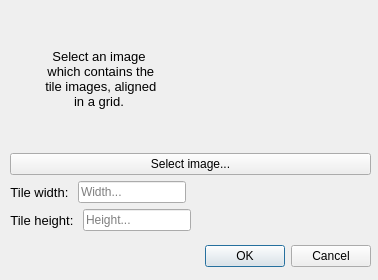
This is src/ui/tileset/tileset_dialog.ui in albin-johansson/tactile as Qt 5 draws it before an edit. The edited form follows.
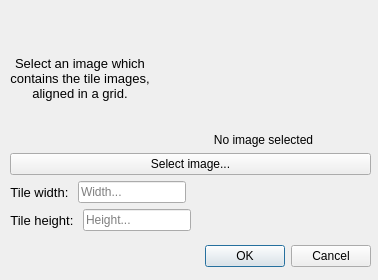
This is the edited form. Icons and pictures are not drawn.

Commit message: Improve tileset dialog

Patch:
```diff
--- a/src/ui/tileset/tileset_dialog.ui
+++ b/src/ui/tileset/tileset_dialog.ui
@@ -56,10 +56,9 @@
          </font>
         </property>
         <property name="text">
-         <string>Select an image
- which contains the
- tile images, aligned
-in a grid.</string>
+         <string>Select an image which
+contains the tile images,
+aligned in a grid.</string>
         </property>
         <property name="alignment">
          <set>Qt::AlignCenter</set>
@@ -70,7 +69,15 @@
        </widget>
       </item>
       <item>
+       <layout class="QGridLayout" name="gridLayout">
+        <item row="1" column="0">
        <widget class="QLabel" name="imageLabel">
+          <property name="sizePolicy">
+           <sizepolicy hsizetype="Expanding" vsizetype="Expanding">
+            <horstretch>0</horstretch>
+            <verstretch>0</verstretch>
+           </sizepolicy>
+          </property>
         <property name="text">
          <string/>
         </property>
@@ -81,6 +88,27 @@
          <set>Qt::AlignCenter</set>
         </property>
        </widget>
+        </item>
+        <item row="2" column="0">
+         <widget class="QLabel" name="imageInfoLabel">
+          <property name="sizePolicy">
+           <sizepolicy hsizetype="Minimum" vsizetype="Minimum">
+            <horstretch>0</horstretch>
+            <verstretch>0</verstretch>
+           </sizepolicy>
+          </property>
+          <property name="text">
+           <string>No image selected</string>
+          </property>
+          <property name="alignment">
+           <set>Qt::AlignCenter</set>
+          </property>
+          <property name="wordWrap">
+           <bool>true</bool>
+          </property>
+         </widget>
+        </item>
+       </layout>
       </item>
      </layout>
     </item>
```
Left out of the diff: 19 changed lines with no effect on the pictures. Lines whose indentation alone changed are shown as unchanged. The commit also changes 3 other files.
